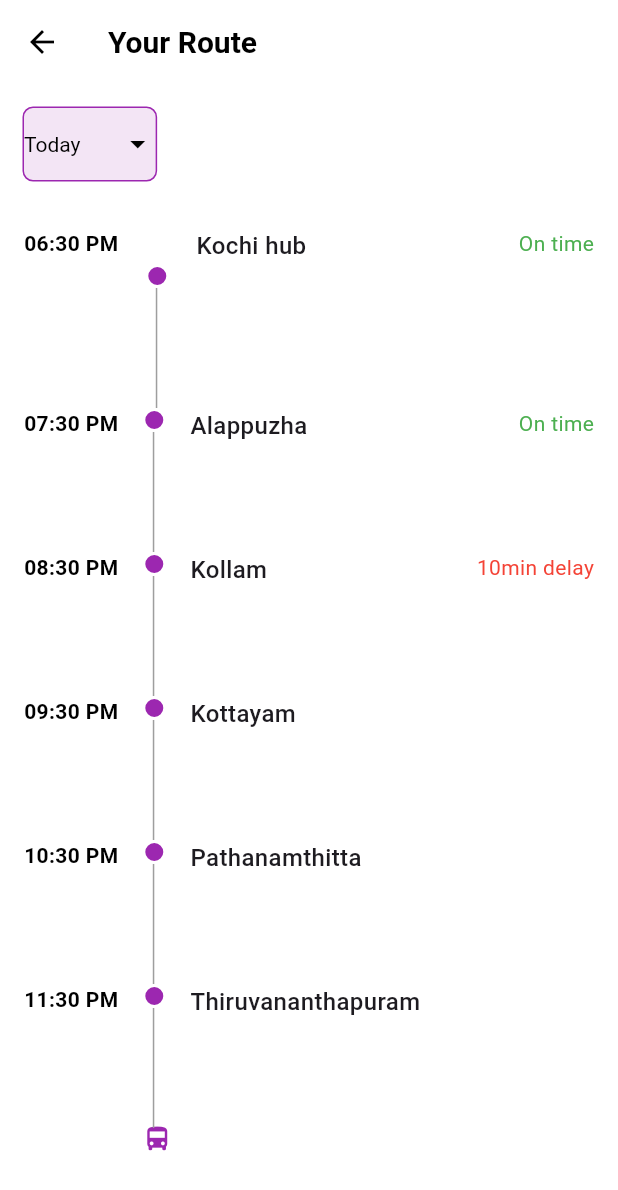
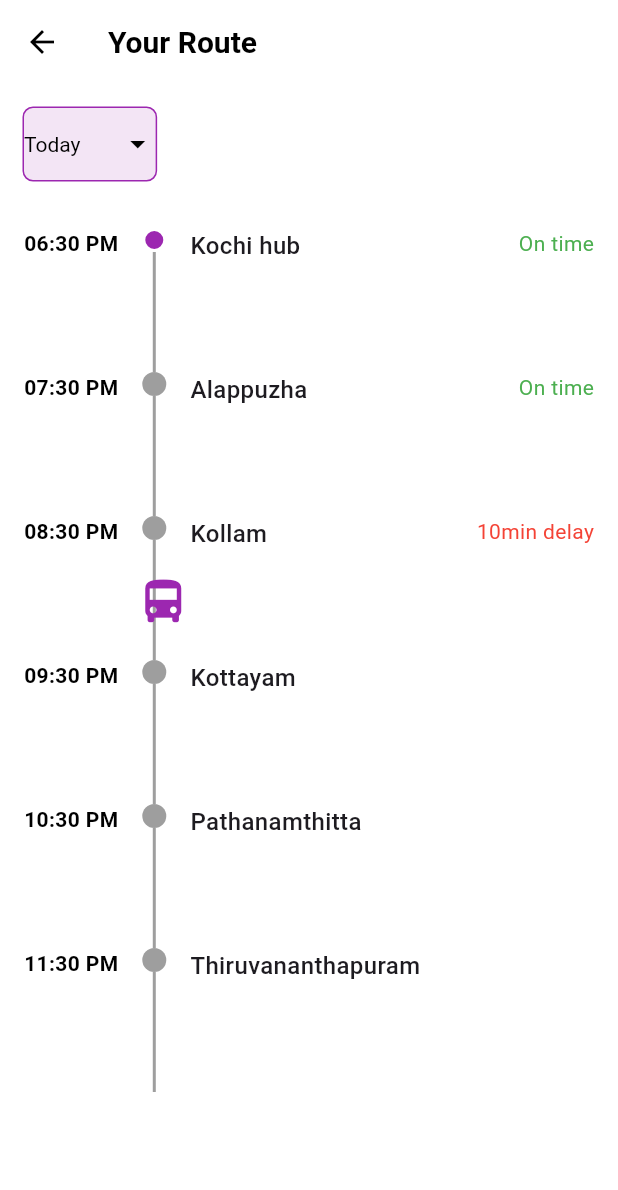
Before and after one commit to Navaneeth0512/flutter_application_evdeai, a Flutter app: the RoutePage screen opened directly, on a phone screen of 412 x 824 dp. Shown: the top 1190 px of the screen. Run offline on Flutter 3.47's test engine with Material 3 defaults, Android fonts, the phone set to English and light mode, and no system bars; our stand-ins replace cloud_firestore, firebase_auth, firebase_core, flutter_bloc; accounts and stored records are empty.

Commit message:
bus icon set to center

```diff
--- a/lib/Applications/Pages/routepage.dart
+++ b/lib/Applications/Pages/routepage.dart
@@ -47,26 +47,19 @@ class _RoutePageState extends State<RoutePage> {
       body: Column(
         crossAxisAlignment: CrossAxisAlignment.start,
         children: [
-          // DropdownButton moved to the body
           Padding(
             padding: const EdgeInsets.symmetric(horizontal: 15, vertical: 15),
             child: Container(
               decoration: BoxDecoration(
                 color: Colors.purple[50],
                 border: Border.all(width: 1, color: Colors.purple),
-                borderRadius: BorderRadius.circular(7), // Add border radius
+                borderRadius: BorderRadius.circular(7),
               ),
               child: DropdownButton<String>(
-                focusColor: Colors.amber,
                 value: dropdownValue,
                 underline: const SizedBox(),
-                icon: const Icon(
-                  Icons.arrow_drop_down,
-                  color: Colors.black,
-                ),
-                style: const TextStyle(
-                  color: Colors.black,
-                ),
+                icon: const Icon(Icons.arrow_drop_down, color: Colors.black),
+                style: const TextStyle(color: Colors.black),
                 items: ['Today', 'Tomorrow']
                     .map((e) => DropdownMenuItem(value: e, child: Text(e)))
                     .toList(),
@@ -78,10 +71,13 @@ class _RoutePageState extends State<RoutePage> {
               ),
             ),
           ),
-          // ListView for route tiles
           Expanded(
-            child: ListView(
-              padding: const EdgeInsets.symmetric(vertical: 16, horizontal: 16),
+            child: Stack(
+              children: [
+                // The ListView with RouteTile widgets
+                ListView(
+                  padding:
+                      const EdgeInsets.symmetric(vertical: 16, horizontal: 16),
                   children: const [
                     RouteTile(
                       time: '06:30 PM',
@@ -89,7 +85,6 @@ class _RoutePageState extends State<RoutePage> {
                       status: 'On time',
                       isCurrent: true,
                       showDashedLine: true,
-                  showBusIcon: true, // Show bus icon for Kochi hub
                     ),
                     RouteTile(
                       time: '07:30 PM',
@@ -128,6 +123,14 @@ class _RoutePageState extends State<RoutePage> {
                     ),
                   ],
                 ),
+                // Bus icon animation positioned at the top
+                Positioned(
+                  top: 0, // Start from the top
+                  left: MediaQuery.of(context).size.width / 9 - -45,
+                  child: BusIconAnimation(),
+                ),
+              ],
+            ),
           ),
         ],
       ),
@@ -135,13 +138,12 @@ class _RoutePageState extends State<RoutePage> {
   }
 }
 
-class RouteTile extends StatefulWidget {
+class RouteTile extends StatelessWidget {
   final String time;
   final String location;
   final String status;
   final bool isCurrent;
   final bool showDashedLine;
-  final bool showBusIcon;
 
   const RouteTile({
     super.key,
@@ -150,38 +152,106 @@ class RouteTile extends StatefulWidget {
     required this.status,
     required this.isCurrent,
     this.showDashedLine = true,
-    this.showBusIcon = false,
   });
 
   @override
-  _RouteTileState createState() => _RouteTileState();
+  Widget build(BuildContext context) {
+    return Row(
+      crossAxisAlignment: CrossAxisAlignment.start,
+      children: [
+        Padding(
+          padding: const EdgeInsets.only(right: 16.0),
+          child: Text(
+            time,
+            style: const TextStyle(
+              color: Colors.black,
+              fontWeight: FontWeight.bold,
+              fontSize: 14,
+            ),
+          ),
+        ),
+        Stack(
+          alignment: Alignment.center,
+          clipBehavior: Clip.none,
+          children: [
+            // Dashed line and circle (background elements)
+            Column(
+              children: [
+                // Circular point
+                Container(
+                  width: 16,
+                  height: 16,
+                  decoration: BoxDecoration(
+                    color: isCurrent ? Colors.purple : Colors.grey,
+                    shape: BoxShape.circle,
+                    border: isCurrent
+                        ? Border.all(color: Colors.white, width: 2)
+                        : null,
+                  ),
+                ),
+                // Dashed line
+                if (showDashedLine)
+                  Container(
+                    width: 2,
+                    height: 80,
+                    color: Colors.grey,
+                  ),
+              ],
+            ),
+          ],
+        ),
+        const SizedBox(width: 16),
+        Expanded(
+          child: Row(
+            crossAxisAlignment: CrossAxisAlignment.start,
+            mainAxisAlignment: MainAxisAlignment.spaceBetween,
+            children: [
+              Text(
+                location,
+                style: const TextStyle(
+                  fontSize: 16,
+                  fontWeight: FontWeight.w500,
+                ),
+              ),
+              if (status.isNotEmpty)
+                Text(
+                  status,
+                  style: TextStyle(
+                    color: status.contains('delay') ? Colors.red : Colors.green,
+                    fontSize: 14,
+                  ),
+                ),
+            ],
+          ),
+        ),
+      ],
+    );
+  }
 }
 
-class _RouteTileState extends State<RouteTile>
+class BusIconAnimation extends StatefulWidget {
+  @override
+  _BusIconAnimationState createState() => _BusIconAnimationState();
+}
+
+class _BusIconAnimationState extends State<BusIconAnimation>
     with SingleTickerProviderStateMixin {
   late AnimationController _controller;
   late Animation<double> _animation;
-  bool _isCurrent = false; // Initialize directly
 
   @override
   void initState() {
     super.initState();
-    _isCurrent = widget.isCurrent; // Set the value from the widget property
     _controller = AnimationController(
-      duration: const Duration(seconds: 2),
+      duration:
+          const Duration(seconds: 5), // Adjust duration for smooth animation
       vsync: this,
-    )..repeat(reverse: true); // Repeat the animation
+    )..repeat(reverse: false); // Continuous animation
 
     _animation = Tween<double>(begin: 0, end: 1).animate(CurvedAnimation(
       parent: _controller,
       curve: Curves.easeInOut,
-    ))
-      ..addListener(() {
-        setState(() {
-          // Update the local isCurrent status based on the animation value
-          _isCurrent = _animation.value >= 0.5;
-        });
-      });
+    ));
   }
 
   @override
@@ -192,96 +262,19 @@ class _RouteTileState extends State<RouteTile>
 
   @override
   Widget build(BuildContext context) {
-    return Row(
-      crossAxisAlignment: CrossAxisAlignment.start,
-      children: [
-        // Time Column
-        Padding(
-          padding: const EdgeInsets.only(right: 16.0),
-          child: Text(
-            widget.time,
-            style: const TextStyle(
-              color: Colors.black,
-              fontWeight: FontWeight.bold,
-              fontSize: 14,
-            ),
-          ),
-        ),
-        // Timeline and Dotted Line
-        Column(
-          children: [
-            // Bus Icon positioned above the timeline point
-            if (widget.showBusIcon)
-              AnimatedBuilder(
+    return AnimatedBuilder(
       animation: _animation,
       builder: (context, child) {
         return Transform.translate(
-                    offset: Offset(0, 600 * _animation.value), // Move down
-                    child: const Padding(
-                      padding: EdgeInsets.only(bottom: 4.0),
-                      child: Icon(Icons.directions_bus,
-                          color: Colors.purple, size: 20),
+          offset:
+              Offset(0, MediaQuery.of(context).size.height * _animation.value),
+          child: const Icon(
+            Icons.directions_bus,
+            color: Colors.purple,
+            size: 36, // Slightly larger for visibility
           ),
         );
       },
-              ),
-            Container(
-              width: 16,
-              height: 16,
-              decoration: BoxDecoration(
-                color: _isCurrent ? Colors.purple : Colors.grey,
-                shape: BoxShape.circle,
-                border: _isCurrent
-                    ? Border.all(color: Colors.white, width: 2)
-                    : null,
-              ),
-            ),
-            if (widget.showDashedLine)
-              Container(
-                width: 2,
-                height: 80, // Adjust height as needed for spacing
-                decoration: const BoxDecoration(
-                  border: Border(
-                    left: BorderSide(
-                      color: Colors.grey,
-                      width: 1,
-                      style: BorderStyle.solid,
-                    ),
-                  ),
-                ),
-              ),
-          ],
-        ),
-        const SizedBox(width: 16),
-        // Location and Status Row
-        Expanded(
-          child: Row(
-            crossAxisAlignment: CrossAxisAlignment.start,
-            mainAxisAlignment: MainAxisAlignment.spaceBetween,
-            children: [
-              // Location
-              Text(
-                widget.location,
-                style: const TextStyle(
-                  fontSize: 16,
-                  fontWeight: FontWeight.w500,
-                ),
-              ),
-              // Status on the right side
-              if (widget.status.isNotEmpty)
-                Text(
-                  widget.status,
-                  style: TextStyle(
-                    color: widget.status.contains('delay')
-                        ? Colors.red
-                        : Colors.green,
-                    fontSize: 14,
-                  ),
-                ),
-            ],
-          ),
-        ),
-      ],
     );
   }
 }
```
Lines whose indentation alone changed are shown as unchanged.
